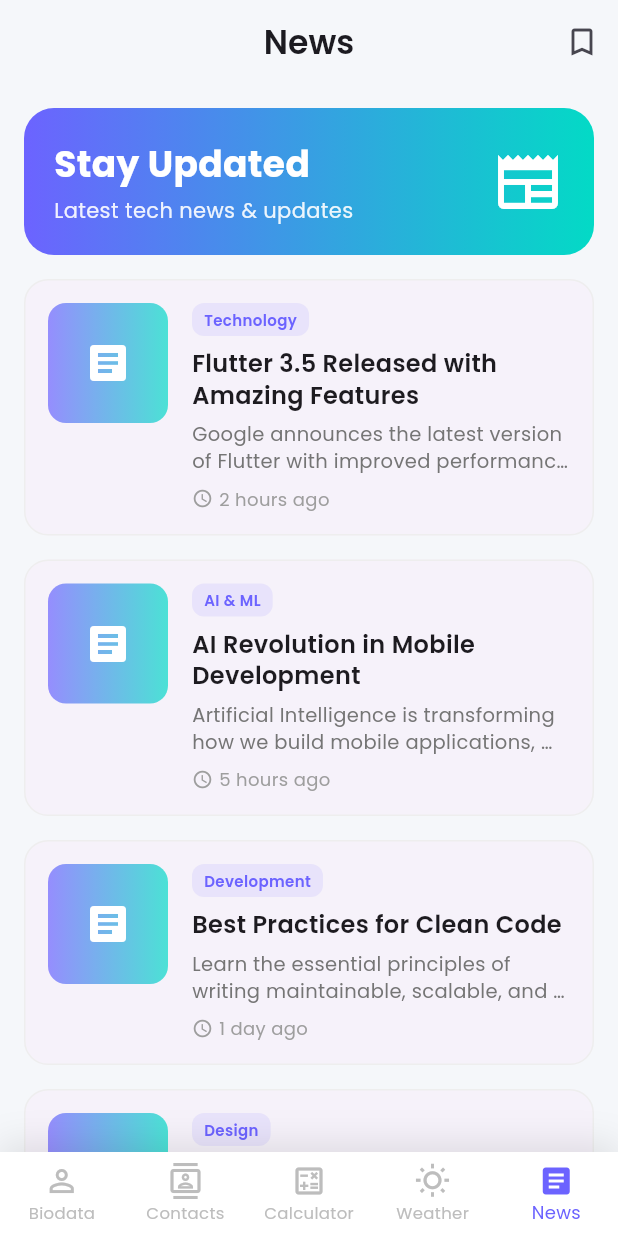
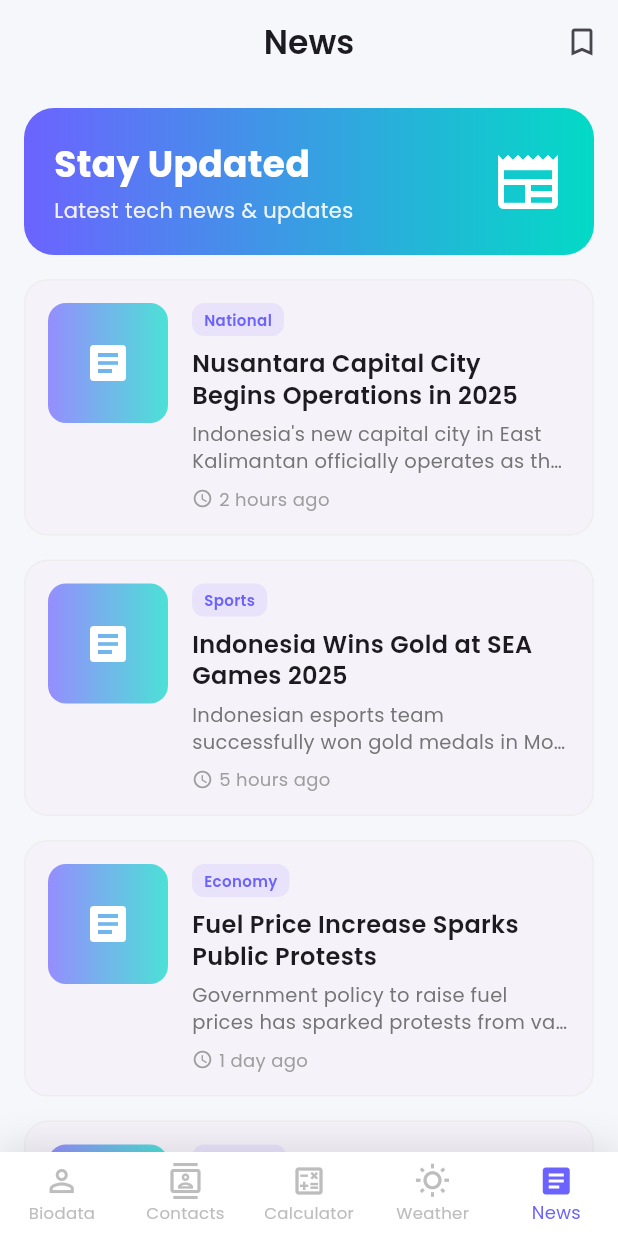
Before and after one commit to fathurp01/SynergyApp, a Flutter app: the screen it shows after launch, item 5 of the bottom bar chosen, on a phone screen of 412 x 824 dp. Run offline on Flutter 3.47's test engine with Material 3 defaults, Android fonts, the light colour scheme and no system bars; our stand-ins replace google_fonts.

Commit message:
readme add

```diff
--- a/lib/screens/news_page.dart
+++ b/lib/screens/news_page.dart
@@ -6,59 +6,59 @@ class NewsPage extends StatelessWidget {
 
   static const List<Map<String, String>> _newsItems = [
     {
-      'title': 'Flutter 3.5 Released with Amazing Features',
+      'title': 'Nusantara Capital City Begins Operations in 2025',
       'summary':
-          'Google announces the latest version of Flutter with improved performance and new widgets for better app development.',
-      'category': 'Technology',
+          'Indonesia\'s new capital city in East Kalimantan officially operates as the new center of government with modern and eco-friendly infrastructure.',
+      'category': 'National',
       'date': '2 hours ago',
     },
     {
-      'title': 'AI Revolution in Mobile Development',
+      'title': 'Indonesia Wins Gold at SEA Games 2025',
       'summary':
-          'Artificial Intelligence is transforming how we build mobile applications, making development faster and smarter.',
-      'category': 'AI & ML',
+          'Indonesian esports team successfully won gold medals in Mobile Legends and PUBG Mobile, bringing pride to the nation at SEA Games.',
+      'category': 'Sports',
       'date': '5 hours ago',
     },
     {
-      'title': 'Best Practices for Clean Code',
+      'title': 'Fuel Price Increase Sparks Public Protests',
       'summary':
-          'Learn the essential principles of writing maintainable, scalable, and clean code in modern software development.',
-      'category': 'Development',
+          'Government policy to raise fuel prices has sparked protests from various groups and labor organizations across Indonesia.',
+      'category': 'Economy',
       'date': '1 day ago',
     },
     {
-      'title': 'Material 3 Design System Guide',
+      'title': 'MSME Digitalization Boosts Local Economy',
       'summary':
-          'Comprehensive guide to implementing Material You design system in your Flutter applications.',
-      'category': 'Design',
+          'Government-supported MSME digitalization program successfully increased small business sales by 150% through e-commerce platforms.',
+      'category': 'Business',
       'date': '1 day ago',
     },
     {
-      'title': 'State Management in Flutter',
+      'title': 'COVID-19 Booster Vaccination Reaches 80%',
       'summary':
-          'Comparing different state management solutions: Provider, Riverpod, Bloc, and GetX.',
-      'category': 'Flutter',
+          'Indonesia records remarkable achievement with booster vaccination rate reaching 80% of the adult population target across the archipelago.',
+      'category': 'Health',
       'date': '2 days ago',
     },
     {
-      'title': 'The Future of Mobile Apps',
+      'title': 'Jakarta Floods: Thousands Evacuated',
       'summary':
-          'Industry experts predict trends that will shape mobile application development in the coming years.',
-      'category': 'Technology',
+          'Heavy rainfall caused massive flooding in Jakarta and surrounding areas, forcing thousands of residents to evacuate to safer locations.',
+      'category': 'Disaster',
       'date': '2 days ago',
     },
     {
-      'title': 'Optimizing App Performance',
+      'title': 'Indonesian Startup Secures \$50 Million Funding',
       'summary':
-          'Tips and tricks to make your Flutter apps run smoother and faster on all devices.',
-      'category': 'Development',
+          'Bandung-based tech startup successfully raised \$50 million in Series B funding from foreign investors for Southeast Asia expansion.',
+      'category': 'Technology',
       'date': '3 days ago',
     },
     {
-      'title': 'Dark Mode Implementation Guide',
+      'title': 'Nusantara Culinary Festival in Bali',
       'summary':
-          'Step-by-step tutorial on implementing beautiful dark mode themes in your mobile applications.',
-      'category': 'Design',
+          'Indonesia\'s largest culinary festival showcases 500+ traditional dishes from 34 provinces, attracting domestic and international tourists.',
+      'category': 'Culture',
       'date': '3 days ago',
     },
   ];
```
Also changed, not shown: 10 other files.
